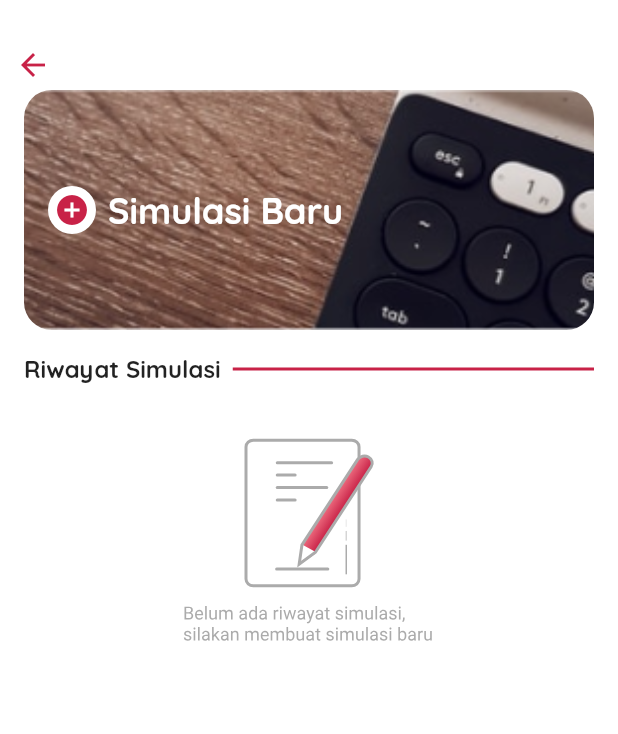
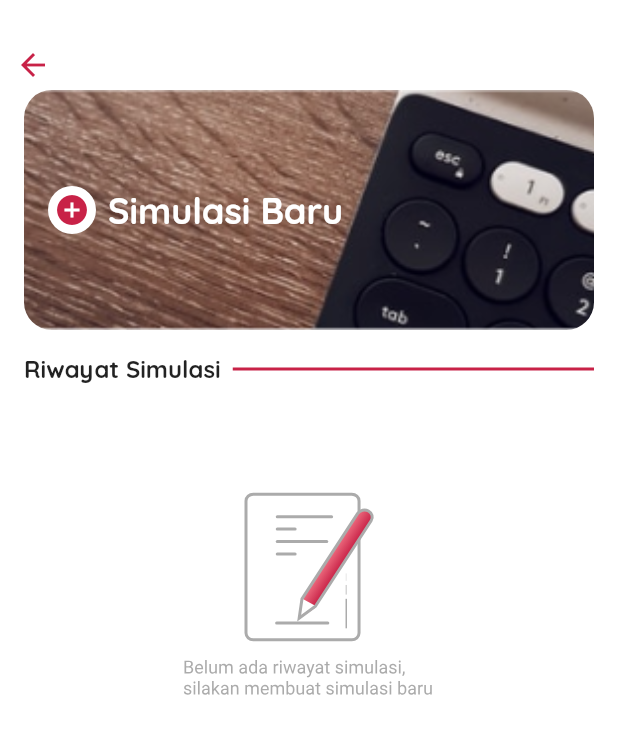
Before and after one commit to fadilmuh22/isk_aps_calc, a Flutter app: the HomePage screen opened directly, on a phone screen of 412 x 824 dp. Shown: the top 734 px of the screen. Run offline on Flutter 3.47's test engine with Material 2 defaults, Android fonts, the phone set to English and light mode, and no system bars; our stand-ins replace flutter_secure_storage, flutter_svg, google_sign_in, image_picker, intro_slider, sqflite; missing offline and left inert: serializable; accounts and stored records are empty.

Commit message:
styling home page empty image, update formula, update db

```diff
--- a/lib/data/formula.dart
+++ b/lib/data/formula.dart
@@ -761,7 +761,7 @@ class Formula extends _$FormulaSerializable {
       newPrmin = 30;
     } else if (mapVariable['NLtotal'] < 300) {
       newPrmin =
-          ((50 / 100) - ((mapVariable['NLtotal'] / 300) * (20 / 100))) * 100;
+          ((50 / 100) - ((mapVariable['NLtotal'] / 300) * (20 / 100)));
     }
 
     newTKG = (((4 * mapVariable['G1']) +
--- a/lib/ui/page/home_page.dart
+++ b/lib/ui/page/home_page.dart
@@ -256,7 +256,7 @@ class _HomePageState extends State<HomePage> {
 
   Widget emptyHistory() {
     return Container(
-      margin: EdgeInsets.only(top: 36.0),
+      margin: EdgeInsets.only(top: 72.0),
       alignment: Alignment.center,
       child: SvgPicture.asset(
         'assets/images/empty_history.svg',
```
Also changed, not shown: lib/ui/page/simulation/result_page.dart (+8 -4 lines), 1 other file.
